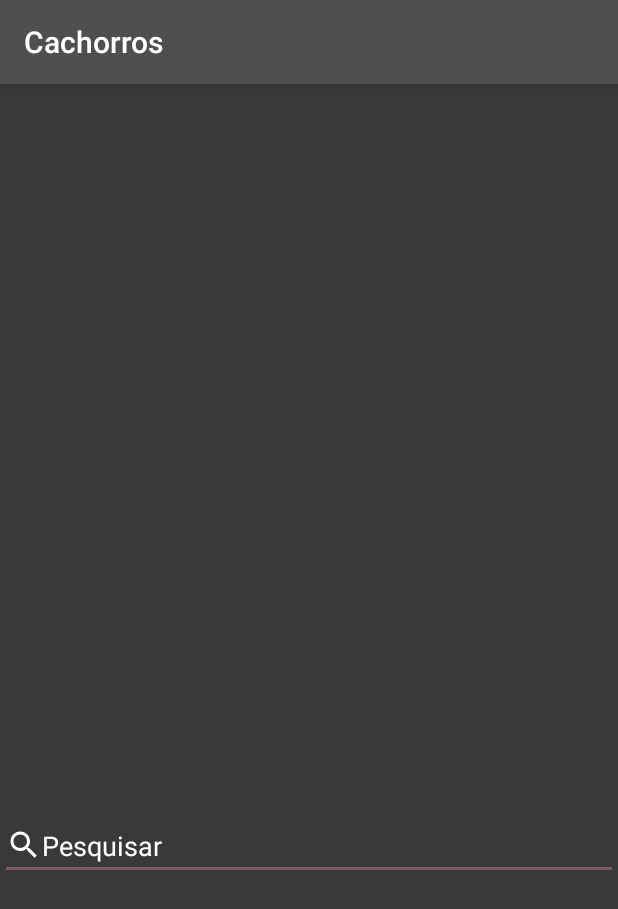
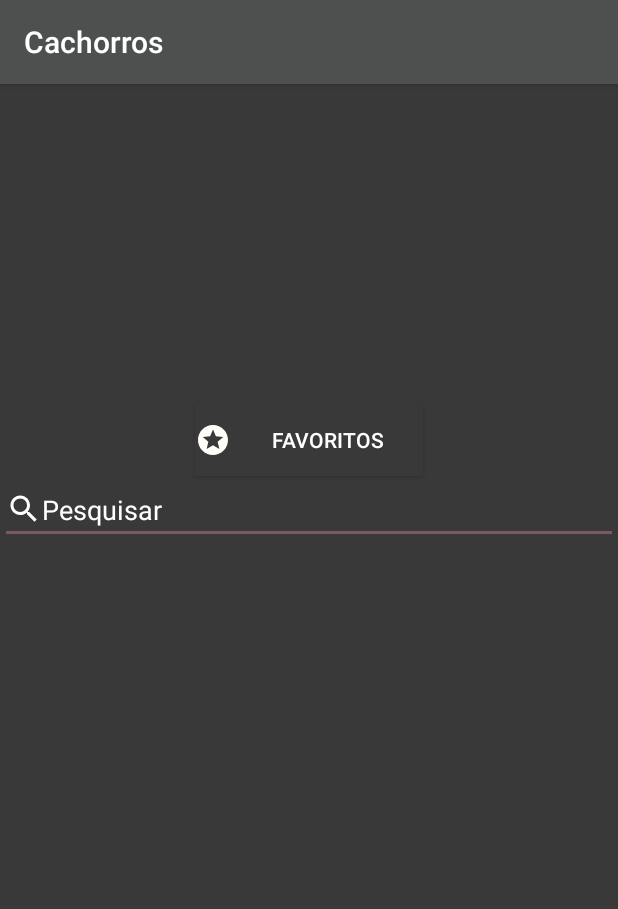
Before and after one commit to leonardofernandes07/UsandoVolley, an Android app: the screen it shows after launch (MainActivity), on a phone screen of 412 x 824 dp. Shown: the top 909 px of the screen. Run offline under Robolectric (Android 15) with nearby library versions, the phone set to English and light mode, and no system bars; our stand-ins replace Picasso, Volley; network calls fail; pictures from the network do not load.

Commit message:
activity Favoritos

```diff
--- a/app/src/main/java/com/example/cachorros/Activity/MainActivity.java
+++ b/app/src/main/java/com/example/cachorros/Activity/MainActivity.java
@@ -10,6 +10,7 @@ import android.util.Log;
 import android.view.View;
 import android.widget.AdapterView;
 import android.widget.ArrayAdapter;
+import android.widget.Button;
 import android.widget.EditText;
 import android.widget.Filter;
 import android.widget.Filterable;
@@ -35,6 +36,7 @@ import org.json.JSONObject;
 import java.lang.reflect.Array;
 import java.security.Key;
 import java.util.ArrayList;
+import java.util.Arrays;
 import java.util.List;
 
 public class MainActivity extends AppCompatActivity implements Filterable {
@@ -44,8 +46,6 @@ public class MainActivity extends AppCompatActivity implements Filterable {
     private ListView lv;
     private RequestQueue queue;
     private String raca;
-    private final int SUB_RACA = 2222;
-    private Intent in;
     private ArrayAdapter<String> adapter;
     private ArrayList<String> listaFiltrada = new ArrayList<>();
     private ArrayList<String> favoritos = new ArrayList<>();
@@ -56,6 +56,15 @@ public class MainActivity extends AppCompatActivity implements Filterable {
     protected void onCreate(Bundle savedInstanceState) {
         super.onCreate(savedInstanceState);
         setContentView(R.layout.activity_main);
+
+        Button button = findViewById(R.id.button);
+        button.setOnClickListener(new View.OnClickListener() {
+            @Override
+            public void onClick(View v) {
+                Intent intent = new Intent(getApplicationContext(),Favoritos.class);
+                startActivity(intent);
+            }
+        });
 
         tvPesquisar = findViewById(R.id.tvPesquisar);
         tvPesquisar.addTextChangedListener(new TextWatcher() {
@@ -114,8 +123,6 @@ public class MainActivity extends AppCompatActivity implements Filterable {
                 }, new Response.ErrorListener() {
 
                     @Override
-
-
                     public void onErrorResponse(VolleyError error) {
                         // TODO: Handle error
                         Log.e("erro", "Não deu " + error.getMessage());
@@ -139,7 +146,6 @@ public class MainActivity extends AppCompatActivity implements Filterable {
                             String subraca = "";
 
                             JSONObject message = response.getJSONObject("message");
-
 
                             JSONArray jsonArray = message.getJSONArray(raca);
 
@@ -192,12 +198,23 @@ public class MainActivity extends AppCompatActivity implements Filterable {
                     v.setBackgroundColor(Color.rgb(122,89,102));
                     Log.e("Add","Adiciona Array");
                 }
-                String str = lv.getItemAtPosition(index).toString();
+                salvaSharedPreferences();
                 Log.e("Test", "Selecionado");
                 return true;
             }
         });
 
+    }
+
+    private void salvaSharedPreferences() {
+        JSONArray favoritoson = new JSONArray(favoritos);
+
+        String jsonString = favoritoson.toString();
+
+        SharedPreferences Sfavoritos = getSharedPreferences("Foto", MODE_PRIVATE);
+        SharedPreferences.Editor SEditorfavoritos = Sfavoritos.edit();
+        SEditorfavoritos.putString("Favoritos", jsonString);
+        SEditorfavoritos.apply();
     }
 
     @Override
--- /dev/null
+++ b/app/src/main/res/drawable/ic_stars_black_24dp.xml
@@ -0,0 +1,5 @@
+<vector android:height="24dp" android:tint="#FFFEF8"
+    android:viewportHeight="24.0" android:viewportWidth="24.0"
+    android:width="24dp" xmlns:android="http://schemas.android.com/apk/res/android">
+    <path android:fillColor="#FF000000" android:pathData="M11.99,2C6.47,2 2,6.48 2,12s4.47,10 9.99,10C17.52,22 22,17.52 22,12S17.52,2 11.99,2zM16.23,18L12,15.45 7.77,18l1.12,-4.81 -3.73,-3.23 4.92,-0.42L12,5l1.92,4.53 4.92,0.42 -3.73,3.23L16.23,18z"/>
+</vector>
--- a/app/src/main/res/layout/activity_main.xml
+++ b/app/src/main/res/layout/activity_main.xml
@@ -9,15 +9,14 @@
     android:orientation="vertical"
     tools:context=".Activity.Sub_raca">
 
-    <ImageView
-        android:id="@+id/imageView2"
-        android:layout_width="200dp"
-        android:layout_height="200dp"
-        android:layout_marginStart="100dp"
-        android:layout_marginLeft="100dp"
-        android:layout_marginTop="48dp"
-        android:layout_marginEnd="104dp"
-        android:layout_marginRight="104dp" />
+    <Button
+        android:id="@+id/button"
+        android:layout_width="152dp"
+        android:layout_height="wrap_content"
+        android:autoText="false"
+        android:background="@color/backgroud_app"
+        android:drawableLeft="@drawable/ic_stars_black_24dp"
+        android:text="Favoritos" />
 
     <EditText
         android:id="@+id/tvPesquisar"
@@ -30,6 +29,16 @@
         android:textColor="@android:color/white"
         android:textColorHint="@android:color/white" />
 
+    <ImageView
+        android:id="@+id/imageView2"
+        android:layout_width="200dp"
+        android:layout_height="200dp"
+        android:layout_marginStart="100dp"
+        android:layout_marginLeft="100dp"
+        android:layout_marginTop="48dp"
+        android:layout_marginEnd="104dp"
+        android:layout_marginRight="104dp" />
+
     <ListView
         android:id="@+id/listview"
         android:layout_width="wrap_content"
```
Also changed, not shown: app/src/main/java/com/example/cachorros/Activity/Favoritos.java (+42 -0 lines), app/src/main/res/layout/activity_favoritos.xml (+3 -11 lines).
